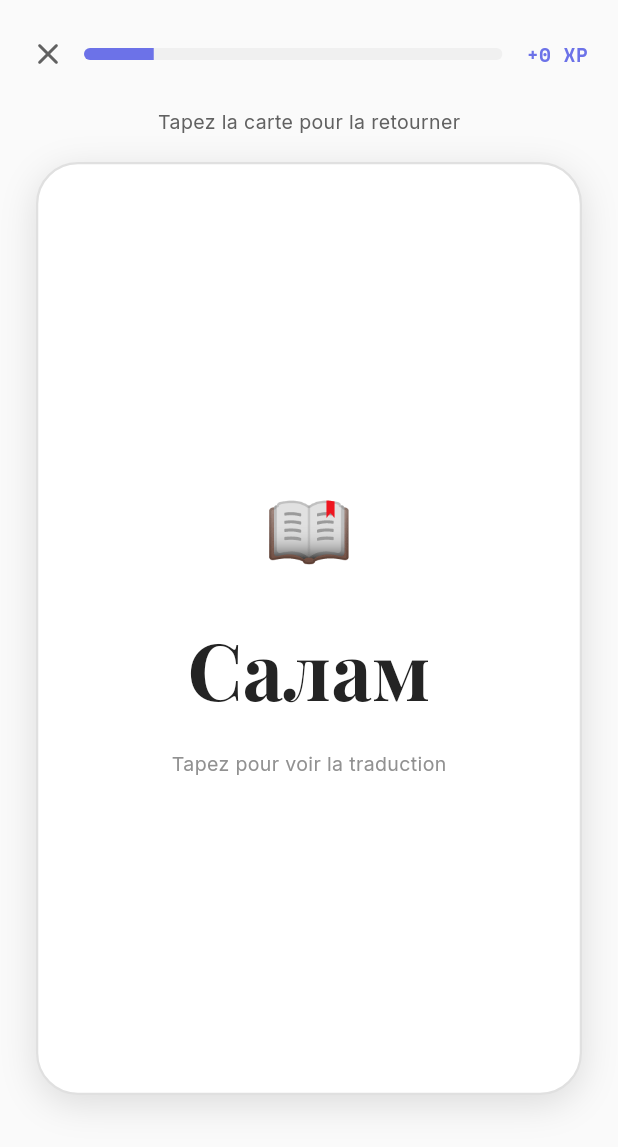
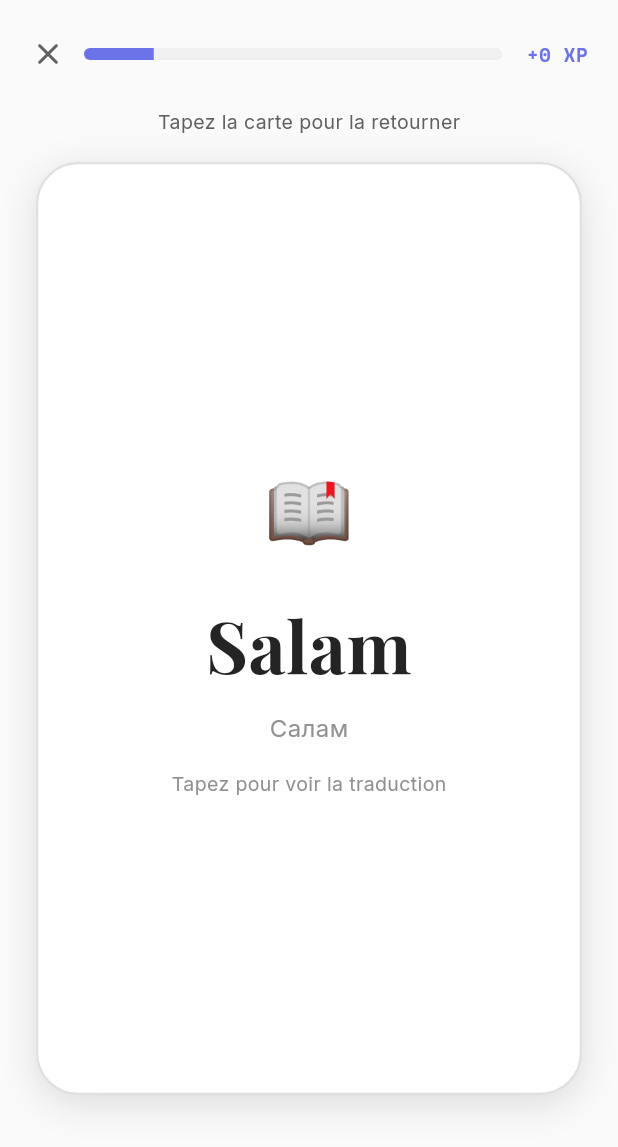
Before and after one commit to DorianMuzi/LinguaCE, a Flutter app: the ExerciseScreen screen opened directly with sample values from the repository, on a phone screen of 412 x 824 dp. Shown: the top 1147 px of the screen. Run offline on Flutter 3.47's test engine with Material 3 defaults, Android fonts, the phone set to English and light mode, and no system bars; our stand-ins replace flutter_markdown, google_fonts, shared_preferences, supabase_flutter; accounts and stored records are empty.

Commit message:
feat: exercices en latin Muziŋ Dar (au lieu du cyrillique)
- Flashcards : le latin devient l'affichage principal, le cyrillique
  passe en référence discrète.
- QCM : tous les choix et les énoncés citent désormais le latin.
- Traduction : la réponse attendue est en latin, l'indice montre le
  cyrillique. Comparaison tolérante aux diacritiques (ş→s, ġ→g, ʔ/ʼ
  ignorés) pour une saisie réaliste au clavier.
- Corrige un translit incohérent (Yiça → Yişa) et un choix mal saisi.
- i18n : le placeholder de saisie indique « en latin ».

Co-Authored-By: Claude Opus 4.8 <noreply@anthropic.com>

```diff
--- a/lib/screens/exercise_screen.dart
+++ b/lib/screens/exercise_screen.dart
@@ -48,13 +48,13 @@ class _Data {
         type: ExerciseType.qcm,
         cyrillic: 'Баркалла', translit: 'Barkalla', french: 'Merci',
         prompt: 'Comment dit-on "Merci" en tchétchène ?',
-        choices: ['Салам', 'Баркалла', 'Дика', 'Вон'],
+        choices: ['Salam', 'Barkalla', 'Dika', 'Von'],
         correctIndex: 1,
       ),
       Exercise(
         type: ExerciseType.qcm,
         cyrillic: 'Дика', translit: 'Dika', french: 'Bien / Bon',
-        prompt: 'Que signifie "Дика" ?',
+        prompt: 'Que signifie "Dika" ?',
         choices: ['Mauvais', 'Beaucoup', 'Bien / Bon', 'Peu'],
         correctIndex: 2,
       ),
@@ -62,7 +62,7 @@ class _Data {
         type: ExerciseType.qcm,
         cyrillic: 'Дукха', translit: 'Dukxa', french: 'Beaucoup',
         prompt: 'Quel mot signifie "Beaucoup" ?',
-        choices: ['КӀезиг', 'Вон', 'Дика', 'Дукха'],
+        choices: ['Kʼezig', 'Von', 'Dika', 'Dukxa'],
         correctIndex: 3,
       ),
       Exercise(
@@ -84,21 +84,21 @@ class _Data {
         cyrillic: 'Марша огӀийла', translit: 'Marşa oġiyla',
         french: 'Bonjour (formel)',
         prompt: 'Quel est le bonjour formel en tchétchène ?',
-        choices: ['Салам', 'Баркалла', 'Марша огӀийла', 'Дика де'],
+        choices: ['Salam', 'Barkalla', 'Marşa oġiyla', 'Dika de'],
         correctIndex: 2,
       ),
       Exercise(
         type: ExerciseType.qcm,
         cyrillic: 'Суьйре', translit: 'Süyre', french: 'Soir',
         prompt: 'Comment dit-on "Soir" en tchétchène ?',
-        choices: ['Де', 'Буьйса', 'ӀуьйреI', 'Суьйре'],
+        choices: ['De', 'Büysa', 'ʼüyre', 'Süyre'],
         correctIndex: 3,
       ),
       Exercise(
         type: ExerciseType.qcm,
         cyrillic: 'Марша огӀийла', translit: 'Marşa oġiyla',
         french: 'Entre libre (litt.)',
-        prompt: 'Que signifie littéralement "Марша огӀийла" ?',
+        prompt: 'Que signifie littéralement "Marşa oġiyla" ?',
         choices: ['Bonne journée', 'Entre libre', 'Bonne nuit', 'À bientôt'],
         correctIndex: 1,
       ),
@@ -117,7 +117,7 @@ class _Data {
       Exercise(
         type: ExerciseType.qcm,
         cyrillic: 'кхо', translit: 'qo', french: 'Trois (3)',
-        prompt: '"Кхо" signifie ?',
+        prompt: '"Qo" signifie ?',
         choices: ['Un', 'Deux', 'Trois', 'Quatre'],
         correctIndex: 2,
       ),
@@ -125,14 +125,14 @@ class _Data {
         type: ExerciseType.qcm,
         cyrillic: 'пхи', translit: 'pxi', french: 'Cinq (5)',
         prompt: 'Comment dit-on "5" en tchétchène ?',
-        choices: ['Диъ', 'Пхи', 'Ялх', 'Ворх'],
+        choices: ['Diʔ', 'Pxi', 'Yalx', 'Vorx'],
         correctIndex: 1,
       ),
       Exercise(
         type: ExerciseType.qcm,
         cyrillic: 'цхьа', translit: 'cẋa', french: 'Un (1)',
         prompt: 'Comment dit-on "1" en tchétchène ?',
-        choices: ['Шиъ', 'Кхо', 'Цхьа', 'Диъ'],
+        choices: ['Şiʔ', 'Qo', 'Cẋa', 'Diʔ'],
         correctIndex: 2,
       ),
       Exercise(
@@ -150,13 +150,13 @@ class _Data {
         type: ExerciseType.qcm,
         cyrillic: 'Ваша', translit: 'Vaşa', french: 'Frère',
         prompt: 'Comment dit-on "Frère" en tchétchène ?',
-        choices: ['Йиша', 'Нана', 'Ваша', 'Да'],
+        choices: ['Yişa', 'Nana', 'Vaşa', 'Da'],
         correctIndex: 2,
       ),
       Exercise(
         type: ExerciseType.qcm,
-        cyrillic: 'Йиша', translit: 'Yiça', french: 'Sœur',
-        prompt: '"Йиша" signifie ?',
+        cyrillic: 'Йиша', translit: 'Yişa', french: 'Sœur',
+        prompt: '"Yişa" signifie ?',
         choices: ['Mère', 'Père', 'Frère', 'Sœur'],
         correctIndex: 3,
       ),
@@ -164,7 +164,7 @@ class _Data {
         type: ExerciseType.qcm,
         cyrillic: 'Да', translit: 'Da', french: 'Père',
         prompt: 'Comment dit-on "Père" en tchétchène ?',
-        choices: ['Нана', 'Да', 'Ваша', 'Йиша'],
+        choices: ['Nana', 'Da', 'Vaşa', 'Yişa'],
         correctIndex: 1,
       ),
       Exercise(
@@ -264,9 +264,8 @@ class _ExerciseScreenState extends State<ExerciseScreen>
   }
 
   void _checkTranslation() {
-    final input = _translCtrl.text.trim().toLowerCase();
-    final answer = _current.cyrillic.trim().toLowerCase();
-    final correct = input == answer;
+    final correct =
+        _normalize(_translCtrl.text) == _normalize(_current.translit);
     setState(() {
       _isAnswered = true;
       _isCorrect = correct;
@@ -277,6 +276,20 @@ class _ExerciseScreenState extends State<ExerciseScreen>
         _xpEarned += 5;
       }
     });
+  }
+
+  /// Comparaison tolérante : ignore la casse, les espaces multiples et les
+  /// signes diacritiques du latin Muziŋ Dar (ş→s, ġ→g, ʔ/ʼ ignorés…) pour
+  /// que la saisie reste réaliste avec un clavier standard.
+  static String _normalize(String s) {
+    const folds = {
+      'ş': 's', 'ẋ': 'x', 'ç': 'c', 'ġ': 'g', 'ŋ': 'n',
+      'ü': 'u', 'ö': 'o', 'ə': 'e',
+      'ʔ': '', 'ʼ': '', 'ʻ': '', '\'': '', '`': '',
+    };
+    var out = s.trim().toLowerCase();
+    folds.forEach((k, v) => out = out.replaceAll(k, v));
+    return out.replaceAll(RegExp(r'\s+'), ' ');
   }
 
   void _next() {
@@ -475,12 +488,15 @@ class _ExerciseScreenState extends State<ExerciseScreen>
           children: [
             const Text('📖', style: TextStyle(fontSize: 48)),
             const SizedBox(height: 16),
-            Text(_current.cyrillic,
+            Text(_current.translit,
                 style: GoogleFonts.playfairDisplay(
                     color: t.textPrimary,
-                    fontSize: 52,
+                    fontSize: 48,
                     fontWeight: FontWeight.bold),
                 textAlign: TextAlign.center),
+            const SizedBox(height: 8),
+            Text(_current.cyrillic,
+                style: GoogleFonts.inter(color: t.textTertiary, fontSize: 16)),
             const SizedBox(height: 16),
             Text(tr('ex.tap_translate'),
                 style: GoogleFonts.inter(color: t.textTertiary, fontSize: 13)),
@@ -499,15 +515,15 @@ class _ExerciseScreenState extends State<ExerciseScreen>
         child: Column(
           mainAxisAlignment: MainAxisAlignment.center,
           children: [
-            Text(_current.cyrillic,
-                style: GoogleFonts.playfairDisplay(
-                    color: t.textSecondary, fontSize: 26)),
-            const SizedBox(height: 12),
             Text(_current.translit,
                 style: GoogleFonts.spaceMono(
                     color: t.accentStrong,
-                    fontSize: 32,
+                    fontSize: 34,
                     fontWeight: FontWeight.bold)),
+            const SizedBox(height: 8),
+            Text(_current.cyrillic,
+                style: GoogleFonts.playfairDisplay(
+                    color: t.textSecondary, fontSize: 22)),
             const SizedBox(height: 16),
             Container(
               padding:
@@ -651,7 +667,7 @@ class _ExerciseScreenState extends State<ExerciseScreen>
           if (!_isAnswered) ...[
             Align(
               alignment: Alignment.centerLeft,
-              child: Text(tr('ex.hint', {'x': _current.translit}),
+              child: Text(tr('ex.hint', {'x': _current.cyrillic}),
                   style:
                       GoogleFonts.spaceMono(color: t.accent, fontSize: 12)),
             ),
@@ -723,14 +739,14 @@ class _ExerciseScreenState extends State<ExerciseScreen>
                           fontWeight: FontWeight.bold,
                           fontSize: 16)),
                   const SizedBox(height: 12),
-                  Text(_current.cyrillic,
+                  Text(_current.translit,
                       style: GoogleFonts.playfairDisplay(
                           color: t.textPrimary,
-                          fontSize: 32,
+                          fontSize: 30,
                           fontWeight: FontWeight.bold)),
-                  Text(_current.translit,
-                      style: GoogleFonts.spaceMono(
-                          color: t.accent, fontSize: 18)),
+                  Text(_current.cyrillic,
+                      style: GoogleFonts.inter(
+                          color: t.textTertiary, fontSize: 15)),
                   const SizedBox(height: 4),
                   Text(_current.french,
                       style: GoogleFonts.inter(
```
Also changed, not shown: lib/i18n/app_strings.dart (+4 -4 lines).
